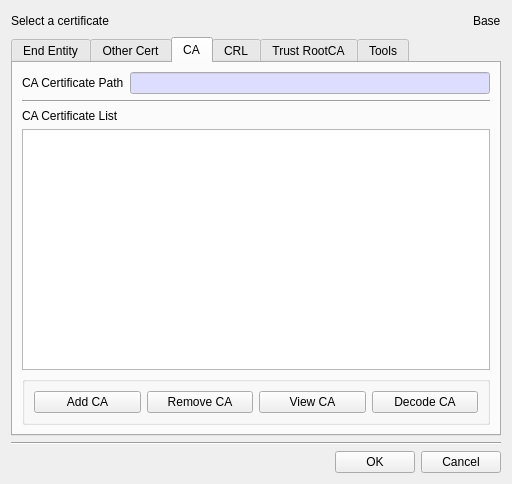
Above: BerEditor/cert_man_dlg.ui from jykim74/BerEditor before the change. Below: the same form after it.
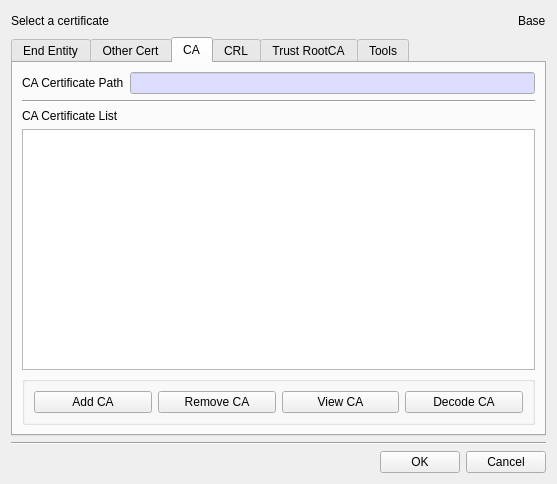
That is the form after the change. The open tabs and pages were chosen to show the change.

```diff
--- a/BerEditor/cert_man_dlg.ui
+++ b/BerEditor/cert_man_dlg.ui
@@ -6,7 +6,7 @@
    <rect>
     <x>0</x>
     <y>0</y>
-    <width>495</width>
+    <width>557</width>
     <height>484</height>
    </rect>
   </property>
@@ -414,7 +414,11 @@
         </widget>
        </item>
        <item>
-        <widget class="QTableWidget" name="mCA_CertTable"/>
+        <widget class="QTableWidget" name="mCA_CertTable">
+         <property name="horizontalScrollBarPolicy">
+          <enum>Qt::ScrollBarAsNeeded</enum>
+         </property>
+        </widget>
        </item>
        <item>
         <widget class="QGroupBox" name="mCA_ManGroup">
```
Left out of the diff: 2 changed lines with no effect on the pictures.
